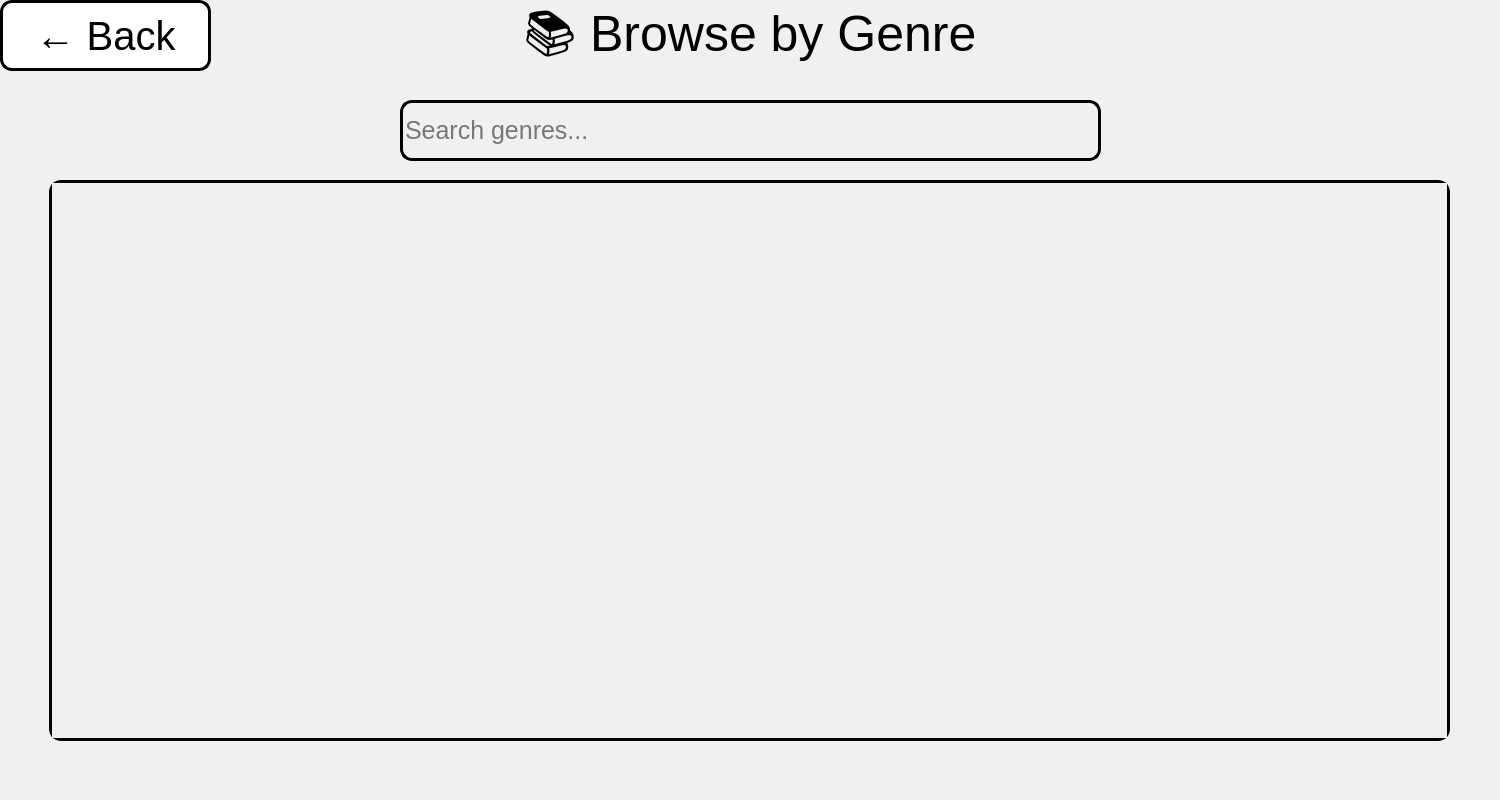
Before: the Qt Designer form BookClubProject/Users/genrebrowserwindow.ui in mohammadshirizadeh-sudo/book-club, drawn with Qt 5.
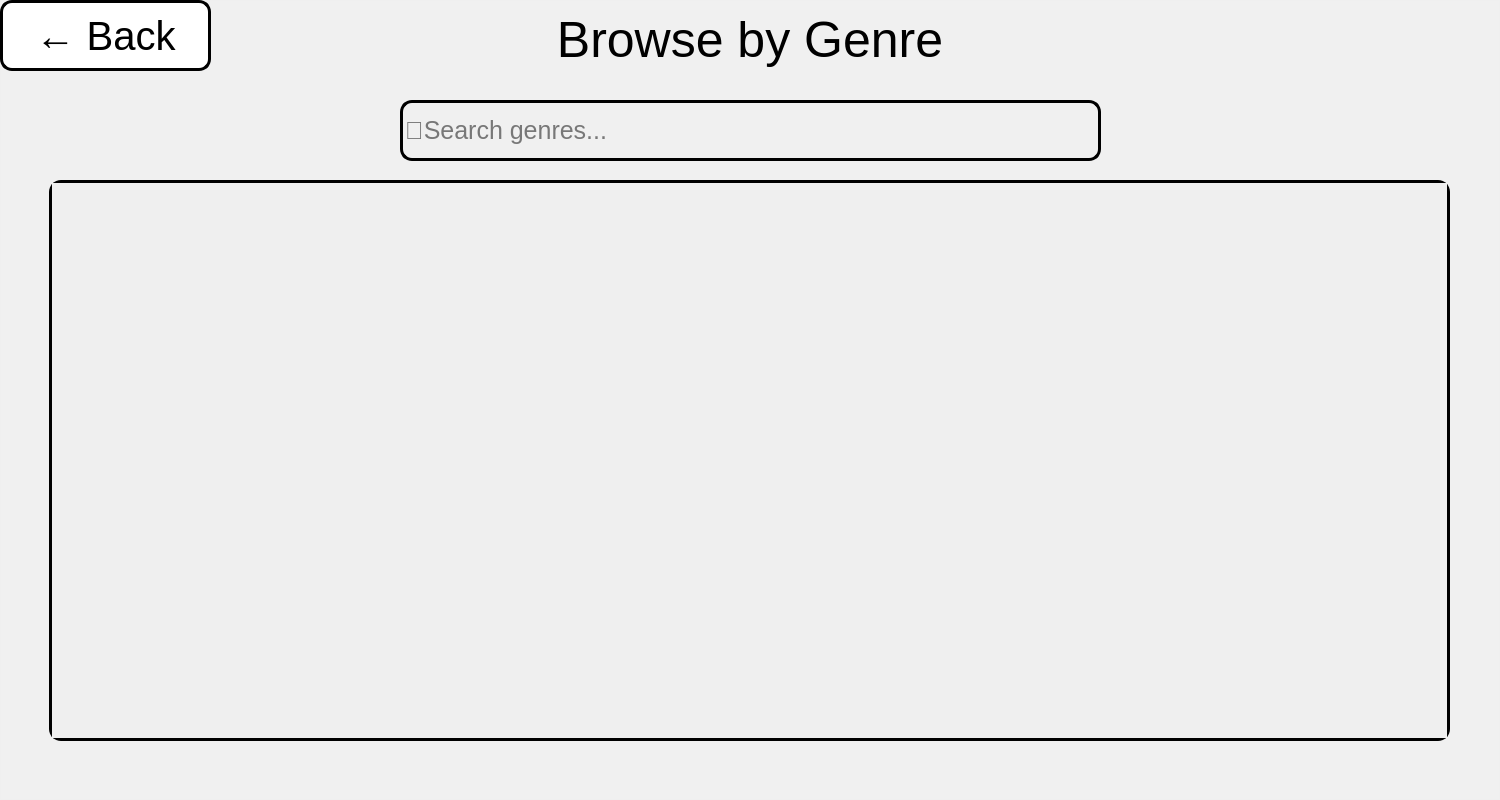
After: the same form once the commit is applied. Icons and pictures are not drawn.

```diff
--- a/BookClubProject/Users/genrebrowserwindow.ui
+++ b/BookClubProject/Users/genrebrowserwindow.ui
@@ -68,7 +68,7 @@
 }</string>
      </property>
      <property name="text">
-      <string>📚 Browse by Genre</string>
+      <string>Browse by Genre</string>
      </property>
      <property name="alignment">
       <set>Qt::AlignmentFlag::AlignCenter</set>
@@ -94,7 +94,7 @@
 }</string>
      </property>
      <property name="placeholderText">
-      <string>Search genres...</string>
+      <string>🔎Search genres...</string>
      </property>
     </widget>
     <widget class="QScrollArea" name="genresScrollArea">
```
